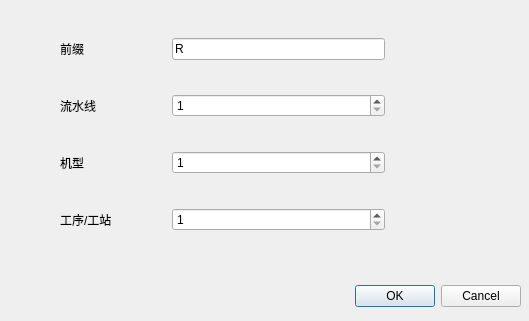
Old version of the form dialog.ui in the repository ss7424Refar/mjd.
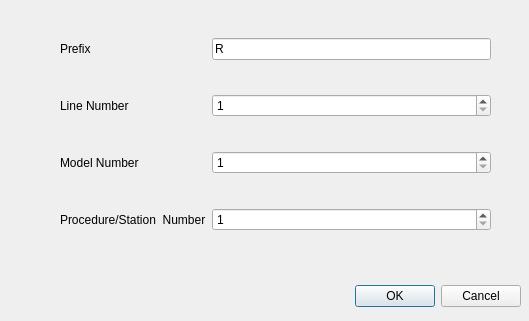
New version of the form. Icons and pictures are not drawn.

The edit to the form file:
```diff
--- a/dialog.ui
+++ b/dialog.ui
@@ -45,18 +45,18 @@
      <height>251</height>
     </rect>
    </property>
-   <layout class="QGridLayout" name="gridLayout" columnstretch="1,2,1">
+   <layout class="QGridLayout" name="gridLayout" columnstretch="1,2">
     <item row="3" column="0">
      <widget class="QLabel" name="label_2">
       <property name="text">
-       <string>流水线</string>
+       <string>Line Number</string>
       </property>
      </widget>
     </item>
     <item row="1" column="0">
      <widget class="QLabel" name="label">
       <property name="text">
-       <string>前缀</string>
+       <string>Prefix</string>
       </property>
      </widget>
     </item>
@@ -80,7 +80,7 @@
     <item row="4" column="0">
      <widget class="QLabel" name="label_3">
       <property name="text">
-       <string>机型</string>
+       <string>Model Number</string>
       </property>
      </widget>
     </item>
@@ -97,7 +97,7 @@
     <item row="5" column="0">
      <widget class="QLabel" name="label_4">
       <property name="text">
-       <string>工序/工站</string>
+       <string>Procedure/Station  Number</string>
       </property>
      </widget>
     </item>
```
Left out of the diff: 2 changed lines with no effect on the pictures.
